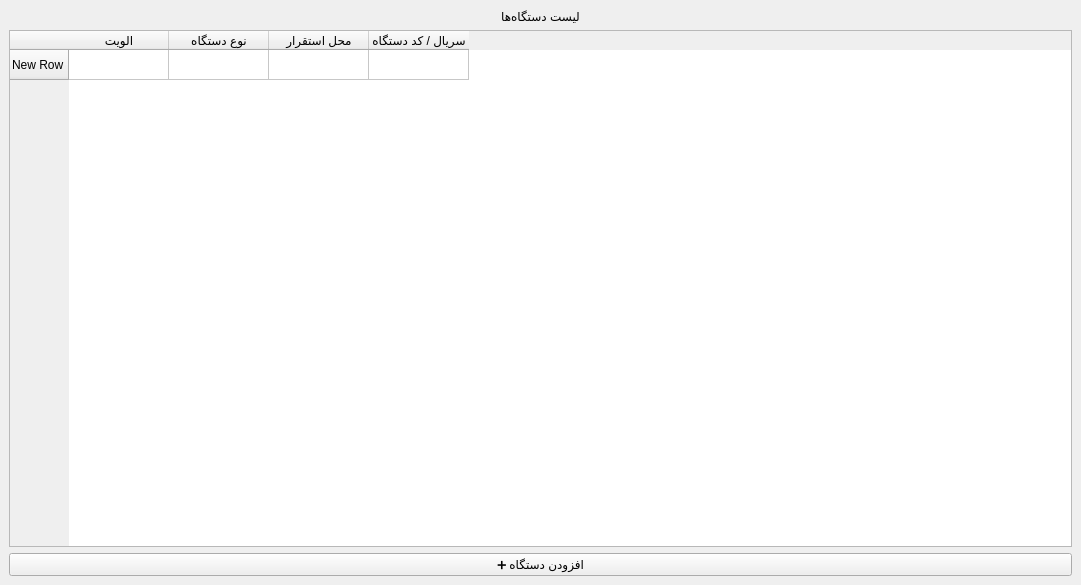
The window that main_window.ui (Ah00ra/CMMS) describes before a commit, drawn with Qt 5.
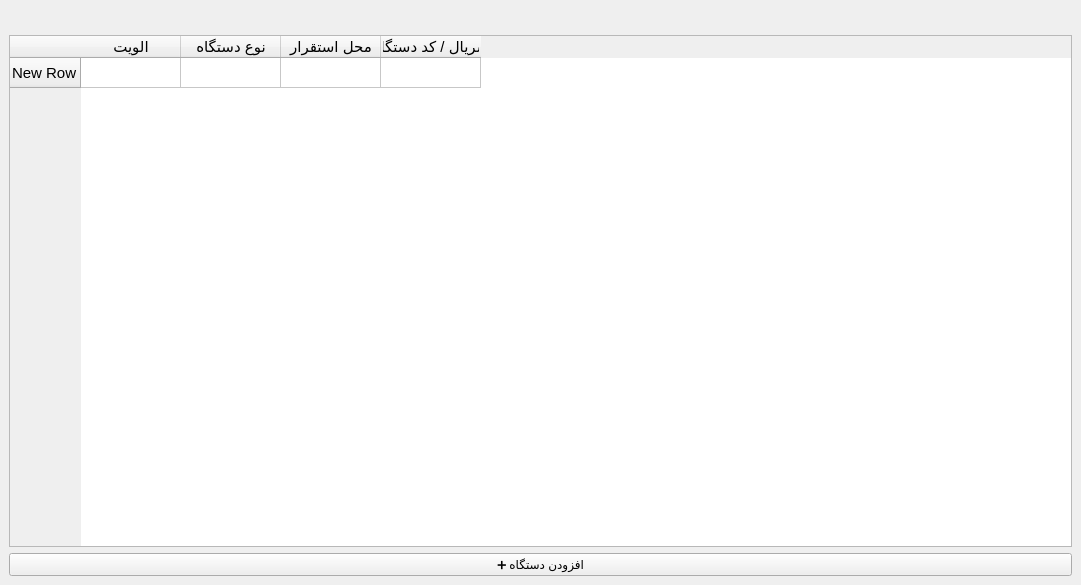
The same window after the commit.

Patch:
```diff
--- a/main_window.ui
+++ b/main_window.ui
@@ -17,16 +17,26 @@
    <layout class="QVBoxLayout" name="verticalLayout">
     <item>
      <widget class="QLabel" name="label">
+      <property name="font">
+       <font>
+        <pointsize>13</pointsize>
+       </font>
+      </property>
       <property name="text">
-       <string>لیست دستگاه‌ها</string>
+       <string/>
       </property>
       <property name="alignment">
-       <set>Qt::AlignCenter</set>
+       <set>Qt::AlignLeading|Qt::AlignLeft|Qt::AlignTop</set>
       </property>
      </widget>
     </item>
     <item>
      <widget class="QTableWidget" name="equipmentTable">
+      <property name="font">
+       <font>
+        <pointsize>11</pointsize>
+       </font>
+      </property>
       <property name="editTriggers">
        <set>QAbstractItemView::NoEditTriggers</set>
       </property>
```
